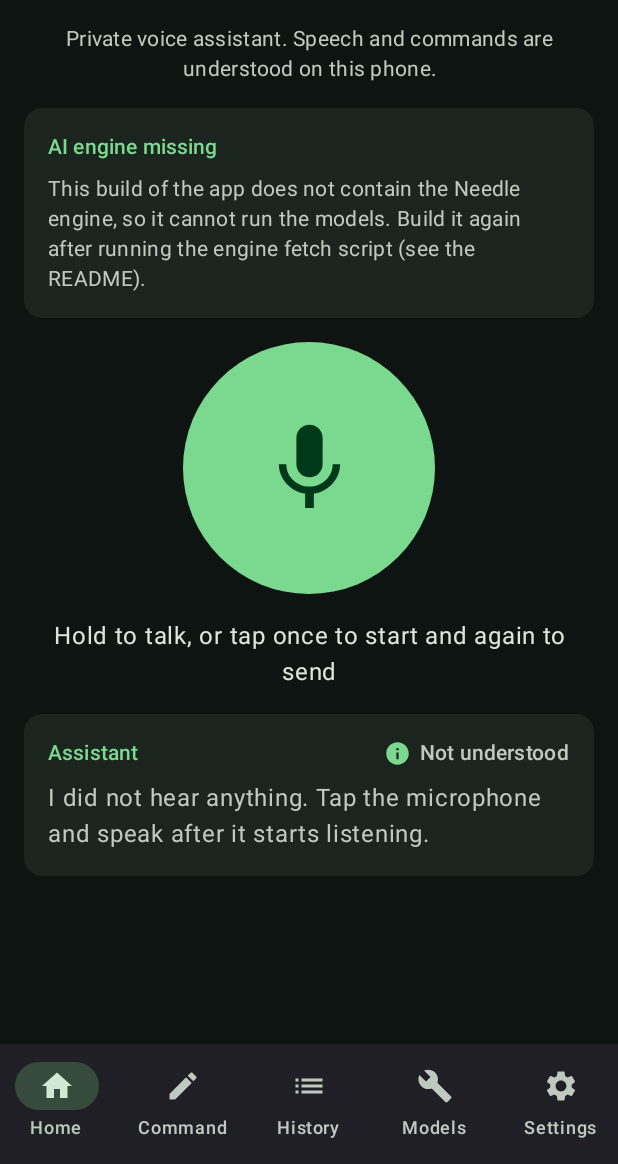
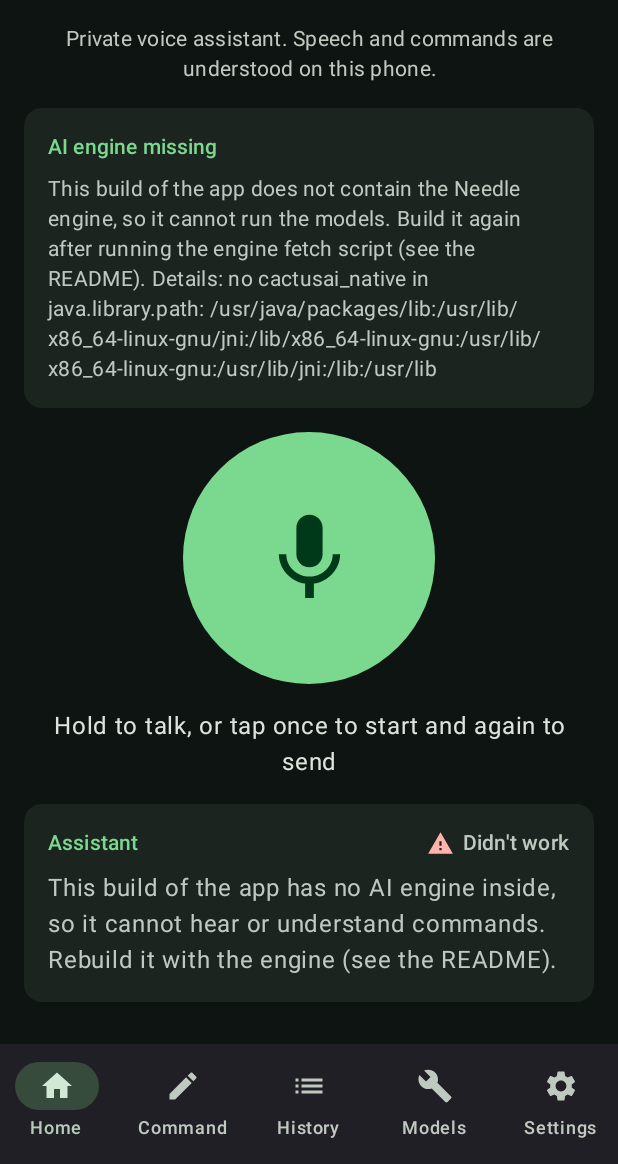
Before and after one commit to cyberbandit1998/Cactus-Android, an Android app built with Jetpack Compose: the screen it shows after launch (MainActivity), after a tap on an icon or button, on a phone screen of 412 x 824 dp, the part 72-1236 px from its top. Run offline under Robolectric (Android 15) with nearby library versions, the phone set to English and light mode, and no system bars; pictures from the network do not load.

Commit message:
Pre-check models before listening, honour deleted models, safer shortest tool list, docs
Voice no longer records when the engine or a model is missing; a deleted model
stops working at once instead of living on in memory; the shortest tool-list
level drops the routing regexes so it is the least likely to be refused; the
Home screen shows why the native library failed to load. Adds the status and
verified-contract documents, the APK inspection and licence-printing CI steps.

Co-Authored-By: Claude Sonnet 5.5 <noreply@anthropic.com>
Claude-Session: https://claude.ai/code/session_01PjWzmT2SfxsVsHpWiimmrG

```diff
--- a/app/src/main/kotlin/app/cactusai/assistant/assistant/AssistantController.kt
+++ b/app/src/main/kotlin/app/cactusai/assistant/assistant/AssistantController.kt
@@ -18,6 +18,7 @@ import app.cactusai.core.history.InputSource
 import app.cactusai.core.history.Outcome
 import app.cactusai.core.json.Json
 import app.cactusai.core.metrics.Timings
+import app.cactusai.core.models.ModelKind
 import app.cactusai.core.needle.NeedleResponse
 import app.cactusai.core.plan.Hint
 import app.cactusai.core.plan.PlanOutcome
@@ -88,6 +89,16 @@ class AssistantController(
             _state.value = AssistantUiState(permission = PermissionNeed.MICROPHONE, status = "Allow the microphone to talk to me.")
             return
         }
+        // Do not make the user speak into a microphone only to say afterwards that the engine or a model is missing.
+        val missing = if (!engine.isLinked) {
+            "This build of the app has no AI engine inside, so it cannot hear or understand commands. Rebuild it with the engine (see the README)."
+        } else {
+            engine.missingModelMessage(ModelKind.WHISTLE) ?: engine.missingModelMessage(ModelKind.NEEDLE)
+        }
+        if (missing != null) {
+            _state.value = AssistantUiState(phase = Phase.DONE, response = missing, outcome = Outcome.FAILED)
+            return
+        }
         recorder.prepare()
         job = scope.launch { runVoice() }
     }
@@ -101,6 +112,10 @@ class AssistantController(
         val trimmed = text.trim()
         if (trimmed.isEmpty() || isBusy) return
         lastTypedText = trimmed
+        engine.missingModelMessage(ModelKind.NEEDLE)?.let {
+            _state.value = AssistantUiState(phase = Phase.DONE, source = InputSource.TEXT, recognizedText = trimmed, response = it, outcome = Outcome.FAILED)
+            return
+        }
         job = scope.launch { runCommand(trimmed, InputSource.TEXT, Timings(), System.nanoTime()) }
     }
 
--- a/app/src/main/kotlin/app/cactusai/assistant/ui/AppRoot.kt
+++ b/app/src/main/kotlin/app/cactusai/assistant/ui/AppRoot.kt
@@ -40,6 +40,7 @@ import app.cactusai.assistant.ui.screens.HistoryScreen
 import app.cactusai.assistant.ui.screens.HomeScreen
 import app.cactusai.assistant.ui.screens.ModelsScreen
 import app.cactusai.assistant.ui.screens.SettingsScreen
+import app.cactusai.core.engine.NativeLib
 import app.cactusai.core.models.ModelKind
 import app.cactusai.core.models.ModelStatus
 
@@ -128,6 +129,7 @@ fun AppRoot(container: AppContainer, startListening: Boolean) {
                     voiceEnabled = settings.voiceActivationEnabled,
                     modelsReady = modelsReady,
                     engineLinked = container.engine.isLinked,
+                    engineProblem = NativeLib.lastLoadError(),
                     thermalWarning = thermalWarning,
                     showRawJson = settings.expandRawJson,
                     onStartListening = controller::startListening,
--- a/app/src/main/kotlin/app/cactusai/assistant/ui/screens/HomeScreen.kt
+++ b/app/src/main/kotlin/app/cactusai/assistant/ui/screens/HomeScreen.kt
@@ -41,6 +41,7 @@ fun HomeScreen(
     voiceEnabled: Boolean,
     modelsReady: Boolean,
     engineLinked: Boolean,
+    engineProblem: String?,
     thermalWarning: String?,
     showRawJson: Boolean,
     onStartListening: () -> Unit,
@@ -65,7 +66,8 @@ fun HomeScreen(
         if (!engineLinked) {
             SectionCard(title = "AI engine missing") {
                 Text(
-                    "This build of the app does not contain the Needle engine, so it cannot run the models. Build it again after running the engine fetch script (see the README).",
+                    "This build of the app does not contain the Needle engine, so it cannot run the models. Build it again after running the engine fetch script (see the README)." +
+                        (engineProblem?.let { " Details: $it" } ?: ""),
                     style = MaterialTheme.typography.bodyMedium,
                 )
             }
--- a/core/src/main/kotlin/app/cactusai/core/tools/ToolRegistry.kt
+++ b/core/src/main/kotlin/app/cactusai/core/tools/ToolRegistry.kt
@@ -123,7 +123,8 @@ class ToolRegistry(val tools: List<ToolSpec>) {
         schema["name"] = tool.name
         schema["description"] = if (detail == ToolDetail.MINIMAL) firstSentence(tool.description) else tool.description
         schema["parameters"] = parameters
-        if (tool.triggers.isNotEmpty()) schema["triggers"] = tool.triggers
+        // The shortest level is also the safest one: no routing regexes, in case the engine dislikes their syntax.
+        if (tool.triggers.isNotEmpty() && detail != ToolDetail.MINIMAL) schema["triggers"] = tool.triggers
         return jsonOf(schema) as JsonValue.Obj
     }
 
--- a/core/src/main/kotlin/app/cactusai/core/tools/ToolSpec.kt
+++ b/core/src/main/kotlin/app/cactusai/core/tools/ToolSpec.kt
@@ -2,7 +2,10 @@ package app.cactusai.core.tools
 
 import app.cactusai.core.json.JsonValue
 
-/** How much wording goes into the tool list the model reads. Shorter levels are fallbacks for a small context window. */
+/**
+ * How much wording goes into the tool list the model reads. Shorter levels are fallbacks for a small context
+ * window; MINIMAL also leaves out the optional `triggers` so it is the least likely to be refused.
+ */
 enum class ToolDetail { FULL, COMPACT, MINIMAL }
 
 /** Which tools the model is shown. SCREEN tools need the user-enabled accessibility service. */
```
Also changed, not shown: app/src/main/kotlin/app/cactusai/assistant/engine/EngineHost.kt (+15 -0 lines), 5 other files.
